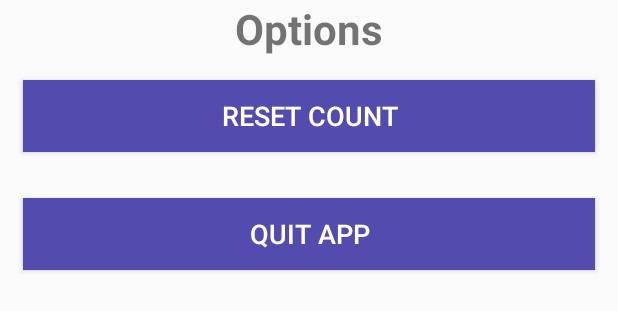
After one commit to oussamabonnor1/TPAndroid, an Android app: the layout compteur_custom_context_menu.xml on its own in the app's theme, with its tools: preview values and no code run, on a phone screen of 412 x 824 dp. The commit adds this screen. Shown: the top 311 px of the screen. Run offline under Robolectric (Android 15) with nearby library versions, the phone set to English and light mode, and no system bars.

Commit message:
adding stuff to exo 5 TP3

```diff
--- a/app/src/main/AndroidManifest.xml
+++ b/app/src/main/AndroidManifest.xml
@@ -12,16 +12,16 @@
         <activity android:name=".MainActivity" />
         <activity android:name=".CalculatorActivity" />
         <activity android:name=".ActionBarActivity" />
-        <activity android:name=".CompterActivity" >
+        <activity android:name=".CompterActivity" />
 
+
+        <activity android:name=".Compteur">
             <intent-filter>
                 <action android:name="android.intent.action.MAIN" />
 
                 <category android:name="android.intent.category.LAUNCHER" />
             </intent-filter>
         </activity>
-
-        <activity android:name=".Compteur"/>
     </application>
 
 </manifest>
--- a/app/src/main/java/com/findtheletter/jetlightstudio/tpappigmo/CompterActivity.java
+++ b/app/src/main/java/com/findtheletter/jetlightstudio/tpappigmo/CompterActivity.java
@@ -1,5 +1,6 @@
 package com.findtheletter.jetlightstudio.tpappigmo;
 
+import android.provider.Settings;
 import android.support.v7.app.AppCompatActivity;
 import android.os.Bundle;
 import android.view.KeyEvent;
@@ -47,7 +48,7 @@ public class CompterActivity extends AppCompatActivity {
                         Toast.makeText(getApplicationContext(), "Nobre de poires: " + poire, Toast.LENGTH_SHORT).show();
                         return;
                     case 2:
-                        onStop();
+                        System.exit(1);
                         return;
                     default:
                         return;
--- /dev/null
+++ b/app/src/main/res/layout/compteur_custom_context_menu.xml
@@ -0,0 +1,34 @@
+<?xml version="1.0" encoding="utf-8"?>
+<LinearLayout xmlns:android="http://schemas.android.com/apk/res/android"
+    android:layout_width="match_parent"
+    android:layout_height="match_parent"
+    android:orientation="vertical">
+
+    <TextView
+        android:layout_width="match_parent"
+        android:layout_height="wrap_content"
+        android:text="Options"
+        android:textAlignment="center"
+        android:textSize="28sp"
+        android:textStyle="bold" />
+
+    <Button
+        android:id="@+id/resetButton"
+        android:layout_width="match_parent"
+        android:layout_height="wrap_content"
+        android:layout_margin="15dp"
+        android:background="@color/colorAccent"
+        android:text="Reset Count"
+        android:textColor="#FFFFFF"
+        android:textSize="18sp" />
+
+    <Button
+        android:id="@+id/quitButton"
+        android:layout_width="match_parent"
+        android:layout_height="wrap_content"
+        android:layout_margin="15dp"
+        android:background="@color/colorAccent"
+        android:text="Quit App"
+        android:textColor="#FFFFFF"
+        android:textSize="18sp" />
+</LinearLayout>
```
Also changed, not shown: app/src/main/java/com/findtheletter/jetlightstudio/tpappigmo/Compteur.java (+53 -0 lines).
